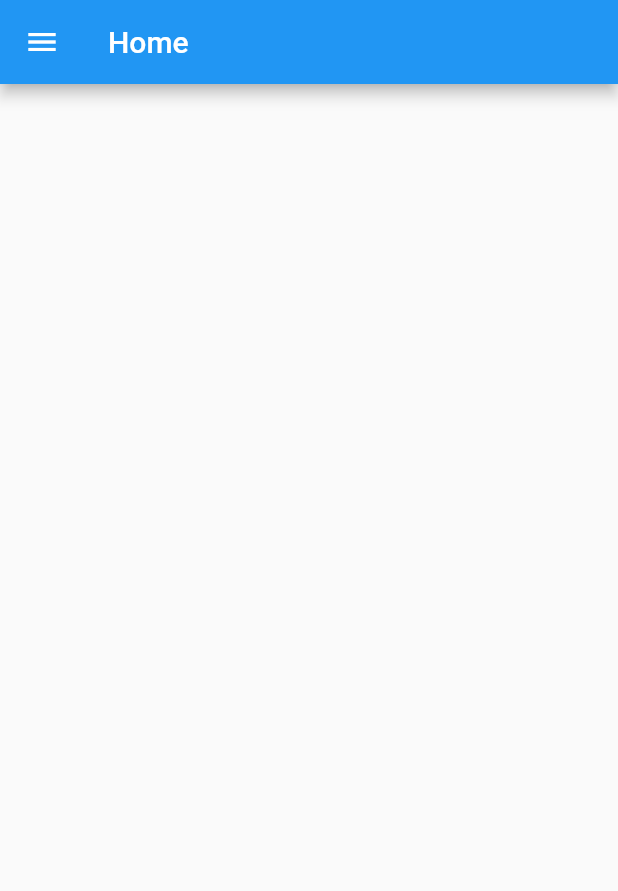
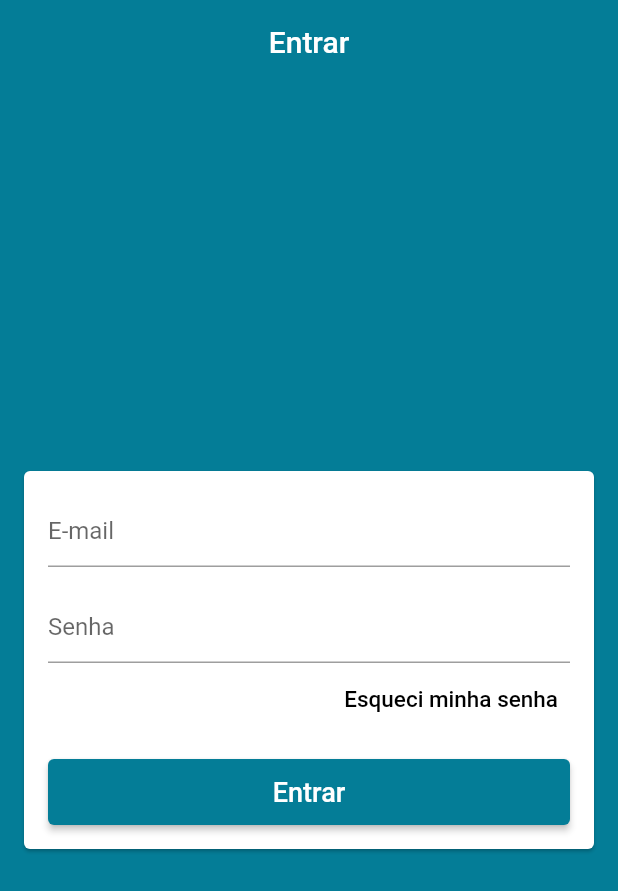
Before and after one commit to Dandy27/projetolojavirtual, a Flutter app: the screen it shows after launch, on a phone screen of 412 x 824 dp. Shown: the top 891 px of the screen. Run offline on Flutter 3.47's test engine with Material 2 defaults, Android fonts, the phone set to English and light mode, and no system bars.

Commit message:
Criando tela de login

```diff
--- a/lib/common/drawer_tile.dart
+++ b/lib/common/drawer_tile.dart
@@ -11,7 +11,9 @@ class DrawerTile extends StatelessWidget {
 
   @override
   Widget build(BuildContext context) {
+
     final int curPage = context.watch<PageManager>().page;
+    final Color primaryColor = Theme.of(context).primaryColor;
     return InkWell(
       onTap: () {
         context.read<PageManager>().setPage(page);
@@ -25,13 +27,13 @@ class DrawerTile extends StatelessWidget {
               child: Icon(
                 iconData,
                 size: 32,
-                color:curPage == page ? Colors.red : Colors.grey[700],
+                color:curPage == page ? primaryColor : Colors.grey[700],
               ),
             ),
             Text(
               title,
               style: TextStyle(fontSize: 16,
-                  color: curPage == page ? Colors.red : Colors.grey[700]),
+                  color: curPage == page ? primaryColor : Colors.grey[700]),
             ),
           ],
         ),
--- a/lib/main.dart
+++ b/lib/main.dart
@@ -5,30 +5,7 @@ import 'sreens/base/base_screen.dart';
 
 void main() async {
   runApp(MyApp());
-  // Firestore.instance.collection('usuarios')
-  //     .document('P6w5uzNG4lPjKyjrNXSq')
-  //     .snapshots().listen((document) {
-  //       print(document.data);
-  //
-  // });
 
-  // QuerySnapshot snapshot =
-  //     await Firestore.instance.collection('boletos').getDocuments();
-  // print(snapshot.documents);
-  // for(DocumentSnapshot document in snapshot.documents)  print(document.data);
-
-//   Firestore.instance.collection('boletos').snapshots().listen((snapshot) {
-//     for (DocumentSnapshot document in snapshot.documents) {
-//       print(document.data);
-//     }
-//   });
-//
-//   QuerySnapshot snapshot2 =
-//       await Firestore.instance.collection('produto').getDocuments();
-//   print(snapshot2.documents);
-//   for(DocumentSnapshot document in snapshot2.documents ){
-//     print(document.data);
-//   }
  }
 
 class MyApp extends StatelessWidget {
@@ -38,7 +15,12 @@ class MyApp extends StatelessWidget {
       title: 'RR BEBIDAS',
       debugShowCheckedModeBanner: false,
       theme: ThemeData(
-        primarySwatch: Colors.blue,
+
+        primaryColor: const Color.fromARGB(255, 4, 125, 151),
+        scaffoldBackgroundColor: const Color.fromARGB(255, 4, 125, 151),
+        appBarTheme: const AppBarTheme(
+          elevation: 0,
+        )
       ),
       home: BaseScreen(),
     );
--- a/lib/sreens/base/base_screen.dart
+++ b/lib/sreens/base/base_screen.dart
@@ -1,6 +1,7 @@
 import 'package:flutter/material.dart';
 import 'package:projetolojavirtual/common/custom_drawer/custom_drawer.dart';
 import 'package:projetolojavirtual/models/page_manager.dart';
+import 'package:projetolojavirtual/sreens/login/login_screen.dart';
 import 'package:provider/provider.dart';
 
 class BaseScreen extends StatelessWidget {
@@ -16,12 +17,13 @@ class BaseScreen extends StatelessWidget {
         physics: const NeverScrollableScrollPhysics(),
         controller: pageController,
         children: [
-          Scaffold(
-            drawer: CustomDrawer(),
-            appBar: AppBar(
-              title: const Text('Home'),
-            ),
-          ),
+          LoginScreen(),
+          // Scaffold(
+          //   drawer: CustomDrawer(),
+          //   appBar: AppBar(
+          //     title: const Text('Home'),
+          //   ),
+          // ),
           Scaffold(
             drawer: CustomDrawer(),
             appBar: AppBar(
--- /dev/null
+++ b/lib/sreens/login/login_screen.dart
@@ -0,0 +1,63 @@
+import 'package:flutter/material.dart';
+
+class LoginScreen extends StatelessWidget {
+  @override
+  Widget build(BuildContext context) {
+    return Scaffold(
+      appBar: AppBar(
+        title: const Text('Entrar'),
+        centerTitle: true,
+      ),
+      body: Center(
+        child: Card(
+          margin: const EdgeInsets.symmetric(horizontal: 16),
+          child: ListView(
+            padding: EdgeInsets.all(16),
+            shrinkWrap: true,
+            children: [
+              TextFormField(
+                decoration: const InputDecoration(hintText: 'E-mail'),
+                keyboardType: TextInputType.emailAddress,
+                autocorrect: false,
+                validator: (email) => null,
+              ),
+              const SizedBox(height: 16,),
+              TextFormField(
+                decoration: const InputDecoration(hintText: 'Senha'),
+                autocorrect: false,
+                obscureText: true,
+                validator: (pass) {
+                  if (pass.isEmpty || pass.length < 6) return 'Senha inválida';
+                  return null;
+                },
+              ),
+              Align(
+                alignment: Alignment.centerRight,
+                child: TextButton(
+                  onPressed: () {},
+                  child: const Text(
+                    'Esqueci minha senha',
+                    style: TextStyle(color: Colors.black, fontSize: 15),
+                  ),
+                ),
+              ),
+              const SizedBox(height: 16,),
+              SizedBox(
+                height: 44 ,
+                child: ElevatedButton(
+                    style: ElevatedButton.styleFrom(
+                        primary: Theme.of(context).primaryColor),
+                    onPressed: () {},
+                    child: Text('Entrar',
+                    style: TextStyle(
+                      fontSize: 18
+                    ),
+                    )),
+              )
+            ],
+          ),
+        ),
+      ),
+    );
+  }
+}
```
